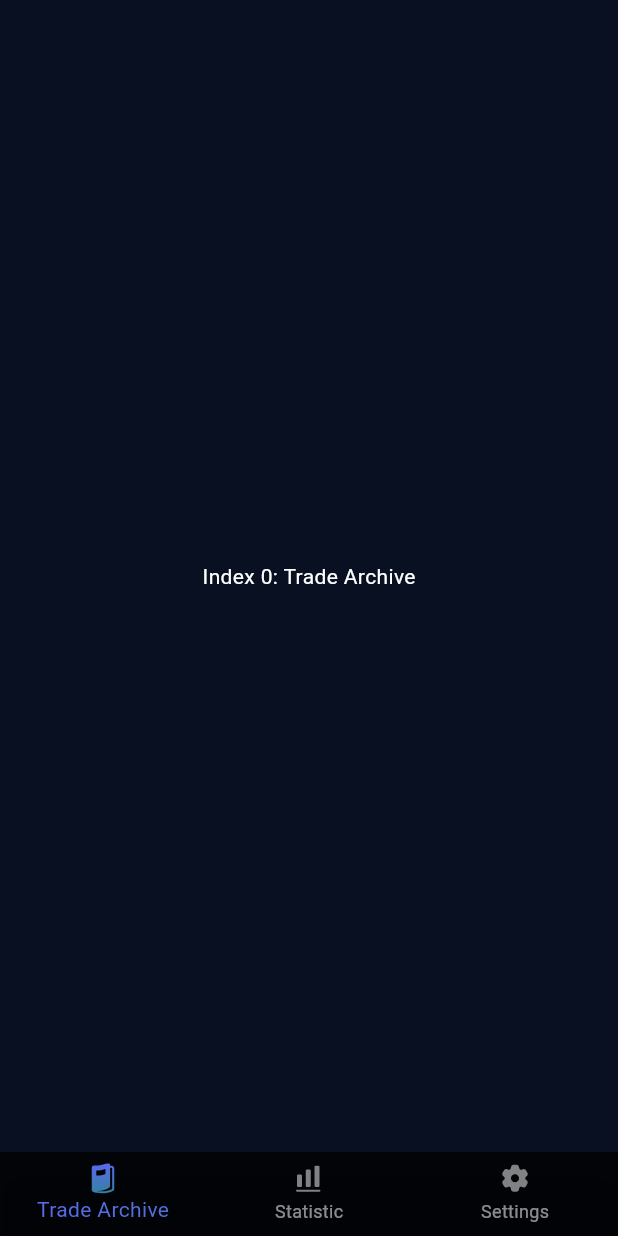
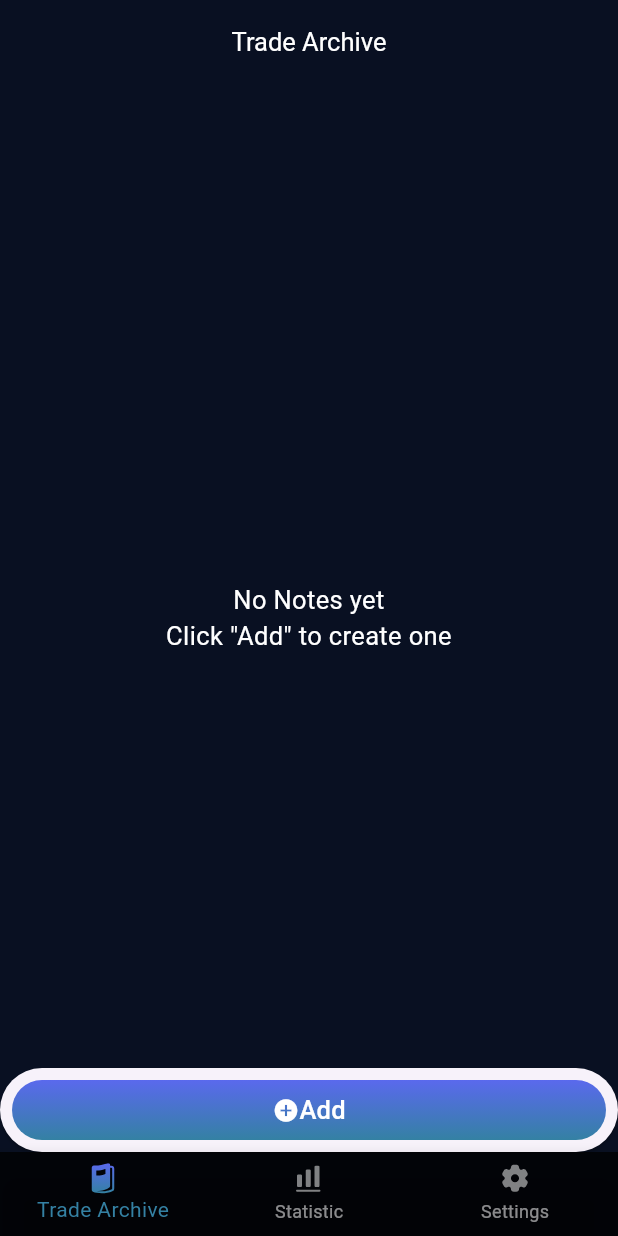
Before and after one commit to Kolosalen/SmartTradeJournal, a Flutter app: the screen it shows after launch, on a phone screen of 412 x 824 dp. Run offline on Flutter 3.47's test engine with Material 3 defaults, Android fonts, the phone set to English and light mode, and no system bars; our stand-ins replace flutter_svg; Roboto replaces fonts that are missing (Sarala).

Commit message:
changes in trade_archive_widgets.dart and add_note_form.dart

```diff
--- a/lib/app.dart
+++ b/lib/app.dart
@@ -0,0 +1,21 @@
+
+import 'package:flutter/material.dart';
+import 'package:smart_trade_journal/feature/trade_journal/view/add_note_form.dart';
+import 'feature/trade_journal/trade_journal.dart';
+import 'theme/theme.dart';
+
+class SmartTradeJournal extends StatelessWidget {
+  const SmartTradeJournal({super.key});
+
+  @override
+  Widget build(BuildContext context) {
+    return MaterialApp(
+        title: 'Smart Trade Journal',
+        theme: darkTheme,
+        routes: {
+          '/' :(context) =>const BottomNavigationBarClass(),
+          '/addNote':(context) => AddNoteForm(),
+        }
+    );
+  }
+}
--- /dev/null
+++ b/lib/feature/trade_journal/Item/item.dart
@@ -0,0 +1 @@
+export 'trade__note.dart';
--- /dev/null
+++ b/lib/feature/trade_journal/Item/trade__note.dart
@@ -0,0 +1,13 @@
+
+
+class TradeNote {
+  late String strategy;
+  late DateTime dateTime;
+  bool result = false;
+  late int totalAmount;
+  String notes = "";
+
+  TradeNote(
+      this.strategy, this.dateTime, this.result, this.totalAmount, this.notes);
+
+}
--- a/lib/feature/trade_journal/trade_journal.dart
+++ b/lib/feature/trade_journal/trade_journal.dart
@@ -1,2 +1,3 @@
 export 'view/view.dart';
 export 'widgets/widgets.dart';
+export 'item/item.dart';
--- a/lib/feature/trade_journal/widgets/bottom_navigation_bar_class.dart
+++ b/lib/feature/trade_journal/widgets/bottom_navigation_bar_class.dart
@@ -1,6 +1,6 @@
-import 'package:flutter/cupertino.dart';
 import 'package:flutter/material.dart';
 import 'package:flutter_svg/svg.dart';
+import 'package:smart_trade_journal/feature/trade_journal/trade_journal.dart';
 import 'package:smart_trade_journal/theme/theme.dart';
 
 class BottomNavigationBarClass extends StatefulWidget {
@@ -13,9 +13,7 @@ class _BottomNavigationBarClass extends State<BottomNavigationBarClass> {
   int _selectedIndex = 0;
   ThemeData theme = darkTheme;
   static const List<Widget> _widgetOptions = <Widget>[
-    Text(
-      'Index 0: Trade Archive',
-    ),
+    TradeArchiveWidget(),
     Text(
       'Index 1: Statistic',
     ),
--- /dev/null
+++ b/lib/feature/trade_journal/widgets/trade_archive_widgets.dart
@@ -0,0 +1,93 @@
+
+import 'package:flutter/cupertino.dart';
+import 'package:flutter/material.dart';
+import 'package:smart_trade_journal/theme/butt_style.dart';
+import 'package:smart_trade_journal/theme/theme.dart';
+
+import '../Item/trade__note.dart';
+
+class TradeArchiveWidget extends StatefulWidget{
+  const TradeArchiveWidget({super.key});
+
+  @override
+  State<TradeArchiveWidget> createState() => _TradeArchiveWidget();
+
+}
+class _TradeArchiveWidget extends State<TradeArchiveWidget>{
+  List<TradeNote>? _items;
+  ThemeData theme = darkTheme;
+
+  TextStyle _successStyle(bool success){
+    if (success) return const TextStyle(color: Color.fromRGBO(60, 142, 21, 1));
+    return const TextStyle(color: Color.fromRGBO(188, 39, 39, 1));
+  }
+
+  Widget _body(){
+    if (_items == null){ return const Center(
+      child: Text("No Notes yet\nClick \"Add\" to create one", textAlign: TextAlign.center,)
+    );}
+    else {
+      return ListView.builder(
+          itemCount: _items!.length,
+          itemBuilder: (context, index) => ListTile(
+            title:Container(
+              child: Text(_items![index].strategy,
+                style: _successStyle(_items![index].result),
+              ),
+            ),
+            subtitle: Text(_items![index].dateTime.toString()),
+          )
+      );
+    }
+  }
+  @override
+  Widget build(BuildContext context) {
+    return Scaffold(
+      appBar: AppBar(
+        title: Text("Trade Archive",
+            textAlign: TextAlign.center,
+            style: theme.textTheme.titleMedium,
+        ),
+        centerTitle: true,
+        backgroundColor: theme.scaffoldBackgroundColor,
+      ),
+      body: Stack(
+
+        children:  [_body(),
+          Positioned(
+            bottom: 0,
+            left: 0,
+            right: 0,
+            child: ElevatedButton(
+              onPressed: () {Navigator.of(context).pushNamed('/addNote',
+              arguments: _items);},
+                style: butStyle,
+                child: Container(
+                    padding: const EdgeInsets.all(8.0),
+                    decoration: const BoxDecoration(
+                      borderRadius: BorderRadius.all(Radius.circular(80.0)),
+                      gradient: LinearGradient(
+                        colors: <Color>[
+                          Color.fromRGBO(90, 105, 237, 1),
+                          Color.fromRGBO(52, 129, 163, 1),
+                        ],
+                        begin: Alignment.topCenter,
+                        end: Alignment.bottomCenter
+                    ),
+                  ),
+                  child: Row(
+                      mainAxisAlignment: MainAxisAlignment.center,
+                      children: [
+                        const Icon(Icons.add_circle, color: Colors.white,),
+                        Text("Add", textAlign: TextAlign.center, style: theme.textTheme.bodyMedium,),
+                      ],
+                  ),
+                )
+              ),
+            )
+          ]
+      )
+    );
+  }
+
+}
--- a/lib/feature/trade_journal/widgets/widgets.dart
+++ b/lib/feature/trade_journal/widgets/widgets.dart
@@ -1 +1,4 @@
 export 'bottom_navigation_bar_class.dart';
+export 'trade_archive_widgets.dart';
+export 'statistic_widget.dart';
+export 'settings_widget.dart';
--- a/lib/main.dart
+++ b/lib/main.dart
@@ -1,20 +1,7 @@
 import 'package:flutter/material.dart';
-import 'feature/trade_journal/widgets/widgets.dart';
-import 'package:smart_trade_journal/theme/theme.dart';
+import 'app.dart';
+
 
 void main() {
   runApp(const SmartTradeJournal());
 }
-
-class SmartTradeJournal extends StatelessWidget {
-  const SmartTradeJournal({super.key});
-
-  @override
-  Widget build(BuildContext context) {
-    return MaterialApp(
-      title: 'Smart Trade Journal',
-      theme: darkTheme,
-      home: const BottomNavigationBarClass()
-    );
-  }
-}
--- /dev/null
+++ b/lib/theme/butt_style.dart
@@ -0,0 +1,5 @@
+import 'package:flutter/material.dart';
+
+final butStyle = ButtonStyle(
+  padding: MaterialStateProperty.all(const EdgeInsets.all(8.0)),
+);
--- a/lib/theme/theme.dart
+++ b/lib/theme/theme.dart
@@ -1,17 +1,21 @@
-import 'package:flutter/cupertino.dart';
 import 'package:flutter/material.dart';
 
 final darkTheme = ThemeData(
   scaffoldBackgroundColor: const Color.fromRGBO(9, 16, 34, 1),
+
   primaryColor: Convector().getMaterialColor(const Color.fromRGBO(0, 0, 0, 0.75)),
+
   primarySwatch: Convector().getMaterialColor(const Color.fromRGBO(0, 0, 0, 0.75)),
+
   tabBarTheme: TabBarTheme(
     labelStyle: TextStyle(
       foreground: Paint()..shader = const LinearGradient(
           colors: <Color>[
             Color.fromRGBO(90, 105, 237, 1),
             Color.fromRGBO(52, 129, 163, 1),
-          ]
+          ],
+          begin: Alignment.topCenter,
+          end: Alignment.bottomCenter
       ).createShader(const Rect.fromLTRB(0.0, 0.0, 400.0, 200.0))
     ),
     unselectedLabelStyle: const TextStyle(
@@ -19,10 +23,16 @@ final darkTheme = ThemeData(
     ),
     unselectedLabelColor: Colors.white54,
   ),
+
   textTheme: const TextTheme(
-    titleMedium: TextStyle(color: Colors.white, fontSize: 17),
-    bodyMedium: TextStyle(color: Colors.white)
-  )
+    titleMedium: TextStyle(color: Colors.white, fontSize: 17,fontFamily:"Sarala"),
+
+    labelMedium: TextStyle(color: Colors.white54, fontSize: 17,fontFamily:"Sarala"),
+    labelSmall: TextStyle(color: Color.fromRGBO(10, 132, 255, 1), fontSize: 17,fontFamily:"Sarala"),
+
+    bodyMedium: TextStyle(color: Colors.white, fontSize: 17,fontFamily:"Sarala"),
+    bodySmall: TextStyle(color: Colors.white30, fontSize: 15,fontFamily:"Sarala")
+  ),
 );
 
 class Convector {
```
Also changed, not shown: lib/feature/trade_journal/view/add_note_form.dart (added, +106 -0 lines), lib/feature/trade_journal/widgets/settings_widget.dart (added), lib/feature/trade_journal/widgets/statistic_widget.dart (added), lib/router/app_router.dart (added), pubspec.lock, 1 other file.
